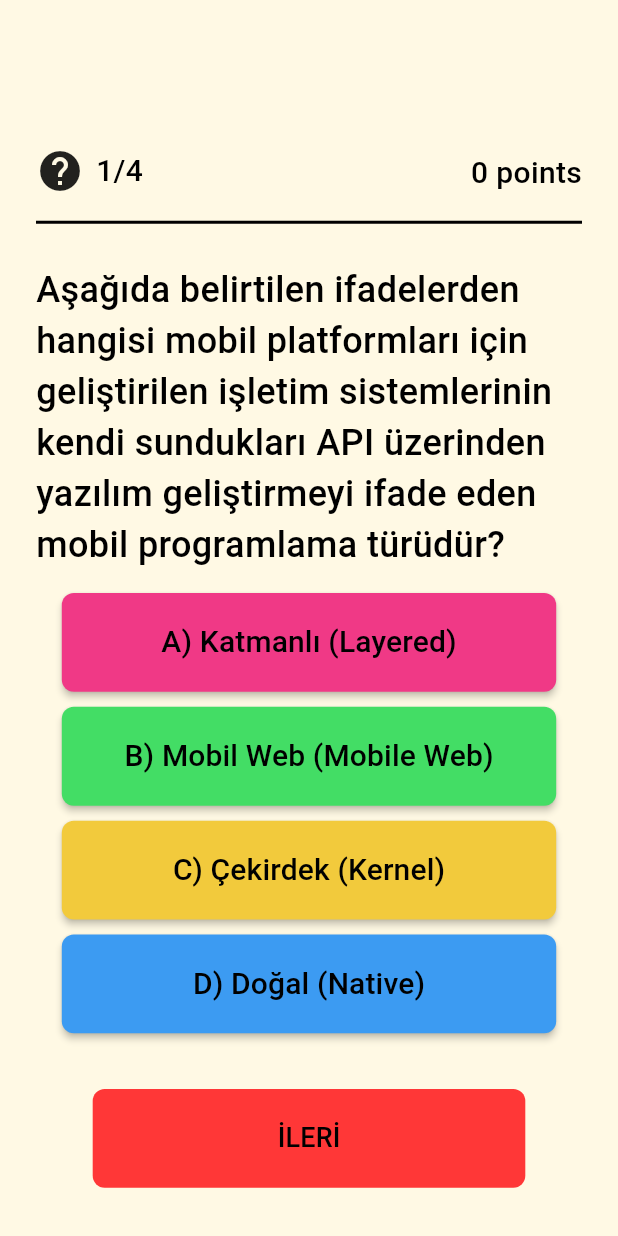
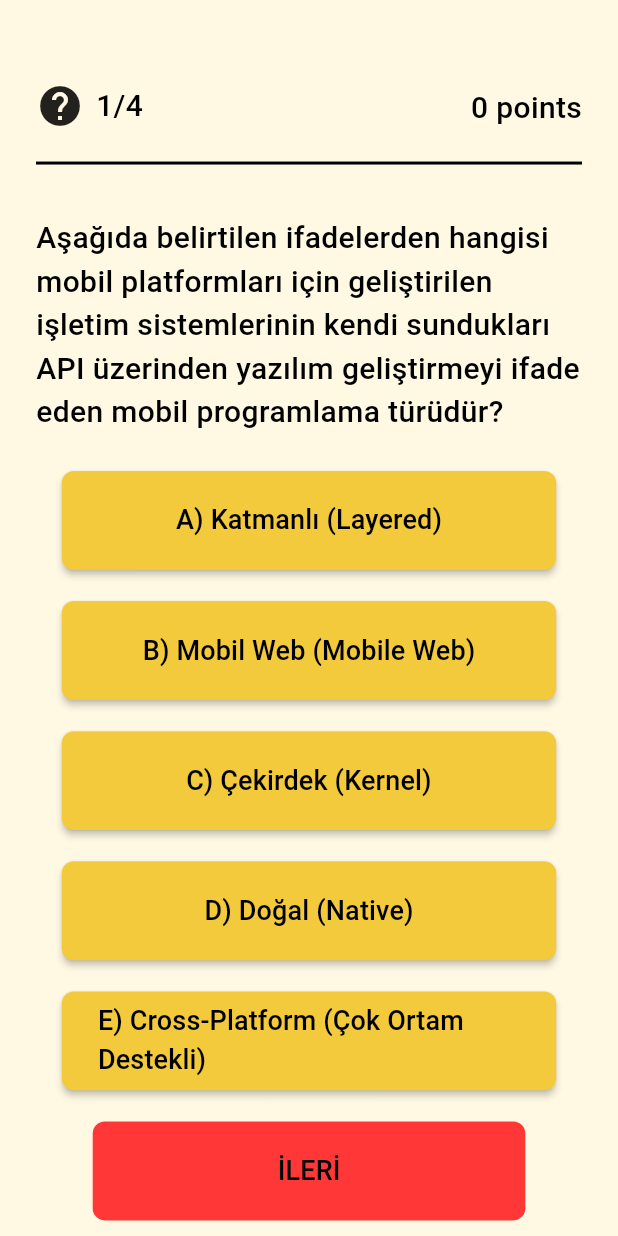
Before and after one commit to dumansl/quiz_app, a Flutter app: the screen it shows after launch, on a phone screen of 412 x 824 dp. Run offline on Flutter 3.47's test engine with Material 3 defaults, Android fonts, the phone set to English and light mode, and no system bars; our stand-ins replace google_fonts.

Commit message:
Updated Quiz Screen
added selectedAnswers
changed desing
created Result Screen

```diff
--- a/lib/data/question_data.dart
+++ b/lib/data/question_data.dart
@@ -9,6 +9,7 @@ List<Question> questions = [
       Answer(answer: "B) Mobil Web (Mobile Web)", isCorrect: false),
       Answer(answer: "C) Çekirdek (Kernel)", isCorrect: false),
       Answer(answer: "D) Doğal (Native)", isCorrect: true),
+      Answer(answer: "E) Cross-Platform (Çok Ortam Destekli)", isCorrect: true),
     ],
   ),
   Question(
@@ -29,6 +30,8 @@ List<Question> questions = [
       Answer(answer: "B) .flutter", isCorrect: false),
       Answer(answer: "C) .dart", isCorrect: true),
       Answer(answer: "D) .bin", isCorrect: false),
+      Answer(answer: "E) .json", isCorrect: false),
+      Answer(answer: "F) .csharp", isCorrect: false),
     ],
   ),
   Question(
--- a/lib/models/question.dart
+++ b/lib/models/question.dart
@@ -16,4 +16,9 @@ class Answer {
     required this.answer,
     required this.isCorrect,
   });
+
+  @override
+  String toString() {
+    return answer;
+  }
 }
--- a/lib/pages/quiz_screen.dart
+++ b/lib/pages/quiz_screen.dart
@@ -1,8 +1,9 @@
 import 'package:flutter/material.dart';
 import 'package:google_fonts/google_fonts.dart';
-import 'package:quiz_app/constant/screen_util.dart';
 import 'package:quiz_app/data/question_data.dart';
 import 'package:quiz_app/models/question.dart';
+import 'package:quiz_app/pages/result_screen.dart';
+import 'package:quiz_app/widgets/widgets.dart';
 
 class QuizScreen extends StatefulWidget {
   const QuizScreen({super.key});
@@ -14,17 +15,18 @@ class QuizScreen extends StatefulWidget {
 class _QuizScreenState extends State<QuizScreen> {
   List<Question> questionList = questions;
   int currentQuestionIndex = 0;
-  Answer? selectedAnswer;
+  List<Answer?> selectedAnswers = [];
   int score = 0;
 
   @override
   void initState() {
-    score;
     super.initState();
+    selectedAnswers = List<Answer?>.filled(questionList.length, null);
   }
 
   @override
   Widget build(BuildContext context) {
+    bool isLastQuestion = currentQuestionIndex == questionList.length - 1;
     return Scaffold(
       backgroundColor: const Color(0xffFFF9E4),
       body: Padding(
@@ -33,7 +35,7 @@ class _QuizScreenState extends State<QuizScreen> {
           mainAxisAlignment: MainAxisAlignment.center,
           children: [
             Expanded(
-              flex: 15,
+              flex: 10,
               child: Row(
                 crossAxisAlignment: CrossAxisAlignment.end,
                 mainAxisAlignment: MainAxisAlignment.spaceBetween,
@@ -67,7 +69,7 @@ class _QuizScreenState extends State<QuizScreen> {
               ),
             ),
             Expanded(
-              flex: 30,
+              flex: 25,
               child: Column(
                 mainAxisAlignment: MainAxisAlignment.spaceAround,
                 children: [
@@ -80,30 +82,59 @@ class _QuizScreenState extends State<QuizScreen> {
                     style: GoogleFonts.roboto(
                       fontWeight: FontWeight.w500,
                       color: Colors.black,
-                      fontSize: 24,
+                      fontSize: 20,
                     ),
                   ),
                 ],
               ),
             ),
             Expanded(
-              flex: 35,
+              flex: 50,
               child: Column(
                 mainAxisAlignment: MainAxisAlignment.spaceAround,
                 children: questionList[currentQuestionIndex]
                     .answers
                     .map(
-                      (e) => answerButton(e),
+                      (e) => AnswerButton(
+                        answer: e,
+                        isSelected: e == selectedAnswers[currentQuestionIndex],
+                        onPressed: (answer) {
+                          setState(() {
+                            selectedAnswers[currentQuestionIndex] = answer;
+                          });
+                        },
+                      ),
                     )
                     .toList(),
               ),
             ),
             Expanded(
-              flex: 15,
+              flex: 10,
               child: Column(
                 mainAxisAlignment: MainAxisAlignment.center,
                 children: [
-                  nextButton(),
+                  NextButton(
+                    isLastQuestion: isLastQuestion,
+                    onPressed: () {
+                      if (selectedAnswers[currentQuestionIndex] != null) {
+                        setState(() {
+                          if (selectedAnswers[currentQuestionIndex]!
+                              .isCorrect) {
+                            score += 10;
+                          }
+                          if (!isLastQuestion) {
+                            currentQuestionIndex++;
+                          } else {
+                            Navigator.push(
+                                context,
+                                MaterialPageRoute(
+                                  builder: (context) => const ResultScreen(),
+                                ));
+                          }
+                        });
+                      }
+                    },
+                  ),
                 ],
               ),
             ),
@@ -113,129 +144,37 @@ class _QuizScreenState extends State<QuizScreen> {
     );
   }
 
-  Widget showScoreDialog() {
-    return AlertDialog(
-      title: const Text(""),
-      content: Text(
-        'Puanınız $score',
-        style: GoogleFonts.roboto(
-          fontWeight: FontWeight.w400,
-          color: Colors.black,
-          fontSize: 18,
-        ),
-      ),
-      actions: [
-        TextButton(
-          onPressed: () {
-            Navigator.pop(context);
-            setState(() {
-              currentQuestionIndex = 0;
-              score = 0;
-              selectedAnswer = null;
-            });
-          },
-          child: Text(
-            'Close',
-            style: GoogleFonts.roboto(
-              fontWeight: FontWeight.w400,
-              color: Colors.black,
-              fontSize: 18,
-            ),
-          ),
-        ),
-      ],
-    );
-  }
-
-  Widget nextButton() {
-    bool isLastQuestion = currentQuestionIndex == questionList.length - 1;
-
-    return ElevatedButton(
-      style: ElevatedButton.styleFrom(
-        shape: RoundedRectangleBorder(
-          borderRadius: BorderRadius.circular(8),
-        ),
-        backgroundColor: const Color(0xffFF3737),
-        elevation: 0,
-        fixedSize: Size(
-          ScreenUtil.getWidth(context) * 0.7,
-          ScreenUtil.getHeight(context) * 0.08,
-        ),
-      ),
-      onPressed: () {
-        if (selectedAnswer != null) {
-          setState(
-            () {
-              if (selectedAnswer!.isCorrect) {
-                score = score + 10;
-              }
-              selectedAnswer = null;
-              if (!isLastQuestion) {
-                currentQuestionIndex++;
-              } else {
-                showDialog(context: context, builder: (_) => showScoreDialog());
-              }
-            },
-          );
-        }
-      },
-      child: Text(
-        isLastQuestion ? "GÖNDER" : "İLERİ",
-        style: GoogleFonts.roboto(
-          fontWeight: FontWeight.w500,
-          color: Colors.black,
-          fontSize: 18,
-        ),
-      ),
-    );
-  }
-
-  Widget answerButton(Answer answer) {
-    Color buttonColor;
-
-    // Her cevap için farklı bir renk belirle
-    if (answer == questionList[currentQuestionIndex].answers[0]) {
-      buttonColor = const Color(0xffF03986);
-    } else if (answer == questionList[currentQuestionIndex].answers[1]) {
-      buttonColor = const Color(0xFF43DD65);
-    } else if (answer == questionList[currentQuestionIndex].answers[2]) {
-      buttonColor = const Color(0xffF2CA3C);
-    } else {
-      buttonColor = const Color(0xff3C9BF2);
-    }
-
-    bool isSelected = answer == selectedAnswer;
-
-    return SizedBox(
-      height: ScreenUtil.getHeight(context) * 0.08,
-      width: ScreenUtil.getWidth(context) * 0.8,
-      child: ElevatedButton(
-        style: ElevatedButton.styleFrom(
-          elevation: isSelected ? 0 : 2,
-          shape: RoundedRectangleBorder(
-            borderRadius: BorderRadius.circular(8),
-          ),
-          fixedSize: Size(
-            ScreenUtil.getWidth(context) * 0.7,
-            ScreenUtil.getHeight(context) * 0.08,
-          ),
-          backgroundColor:
-              isSelected ? buttonColor.withOpacity(0.6) : buttonColor,
-        ),
-        onPressed: () {
-          setState(() {
-            selectedAnswer = answer;
-          });
-        },
-        child: Text(
-          answer.answer,
-          style: GoogleFonts.roboto(
-            fontWeight: FontWeight.w500,
-            fontSize: 20,
-            color: Colors.black,
-          ),
-        ),
-      ),
-    );
-  }
+  // Widget showScoreDialog() {
+  //   return AlertDialog(
+  //     title: const Text(""),
+  //     content: Text(
+  //       'Puanınız $score',
+  //       style: GoogleFonts.roboto(
+  //         fontWeight: FontWeight.w400,
+  //         color: Colors.black,
+  //         fontSize: 18,
+  //       ),
+  //     ),
+  //     actions: [
+  //       TextButton(
+  //         onPressed: () {
+  //           Navigator.pop(context);
+  //           setState(() {
+  //             currentQuestionIndex = 0;
+  //             score = 0;
+  //             selectedAnswers = List<Answer?>.filled(questionList.length, null);
+  //           });
+  //         },
+  //         child: Text(
+  //           'Close',
+  //           style: GoogleFonts.roboto(
+  //             fontWeight: FontWeight.w400,
+  //             color: Colors.black,
+  //             fontSize: 18,
+  //           ),
+  //         ),
+  //       ),
+  //     ],
+  //   );
+  // }
 }
--- /dev/null
+++ b/lib/widgets/answer_button.dart
@@ -0,0 +1,48 @@
+import 'package:flutter/material.dart';
+import 'package:google_fonts/google_fonts.dart';
+import 'package:quiz_app/models/question.dart';
+import 'package:quiz_app/constant/screen_util.dart';
+
+class AnswerButton extends StatelessWidget {
+  final Answer answer;
+  final bool isSelected;
+  final Function(Answer) onPressed;
+
+  const AnswerButton({
+    super.key,
+    required this.answer,
+    required this.isSelected,
+    required this.onPressed,
+  });
+
+  @override
+  Widget build(BuildContext context) {
+    Color buttonColor = const Color(0xffF2CA3C);
+    return SizedBox(
+      width: ScreenUtil.getWidth(context) * 0.8,
+      child: ElevatedButton(
+        style: ElevatedButton.styleFrom(
+          elevation: isSelected ? 0 : 2,
+          shape: RoundedRectangleBorder(
+            borderRadius: BorderRadius.circular(8),
+          ),
+          fixedSize: Size(
+            ScreenUtil.getWidth(context) * 0.7,
+            ScreenUtil.getHeight(context) * 0.08,
+          ),
+          backgroundColor:
+              isSelected ? buttonColor.withOpacity(0.6) : buttonColor,
+        ),
+        onPressed: () => onPressed(answer),
+        child: Text(
+          answer.answer,
+          style: GoogleFonts.roboto(
+            fontWeight: FontWeight.w500,
+            fontSize: 18,
+            color: Colors.black,
+          ),
+        ),
+      ),
+    );
+  }
+}
--- /dev/null
+++ b/lib/widgets/next_button.dart
@@ -0,0 +1,40 @@
+import 'package:flutter/material.dart';
+import 'package:google_fonts/google_fonts.dart';
+import 'package:quiz_app/constant/screen_util.dart';
+
+class NextButton extends StatelessWidget {
+  final bool isLastQuestion;
+  final VoidCallback onPressed;
+
+  const NextButton({
+    super.key,
+    required this.isLastQuestion,
+    required this.onPressed,
+  });
+
+  @override
+  Widget build(BuildContext context) {
+    return ElevatedButton(
+      style: ElevatedButton.styleFrom(
+        shape: RoundedRectangleBorder(
+          borderRadius: BorderRadius.circular(8),
+        ),
+        backgroundColor: const Color(0xffFF3737),
+        elevation: 0,
+        fixedSize: Size(
+          ScreenUtil.getWidth(context) * 0.7,
+          ScreenUtil.getHeight(context) * 0.08,
+        ),
+      ),
+      onPressed: onPressed,
+      child: Text(
+        isLastQuestion ? "GÖNDER" : "İLERİ",
+        style: GoogleFonts.roboto(
+          fontWeight: FontWeight.w500,
+          color: Colors.black,
+          fontSize: 18,
+        ),
+      ),
+    );
+  }
+}
--- /dev/null
+++ b/lib/widgets/widgets.dart
@@ -0,0 +1,2 @@
+export 'answer_button.dart';
+export 'next_button.dart';
```
Also changed, not shown: lib/pages/result_screen.dart (added, +10 -0 lines).
